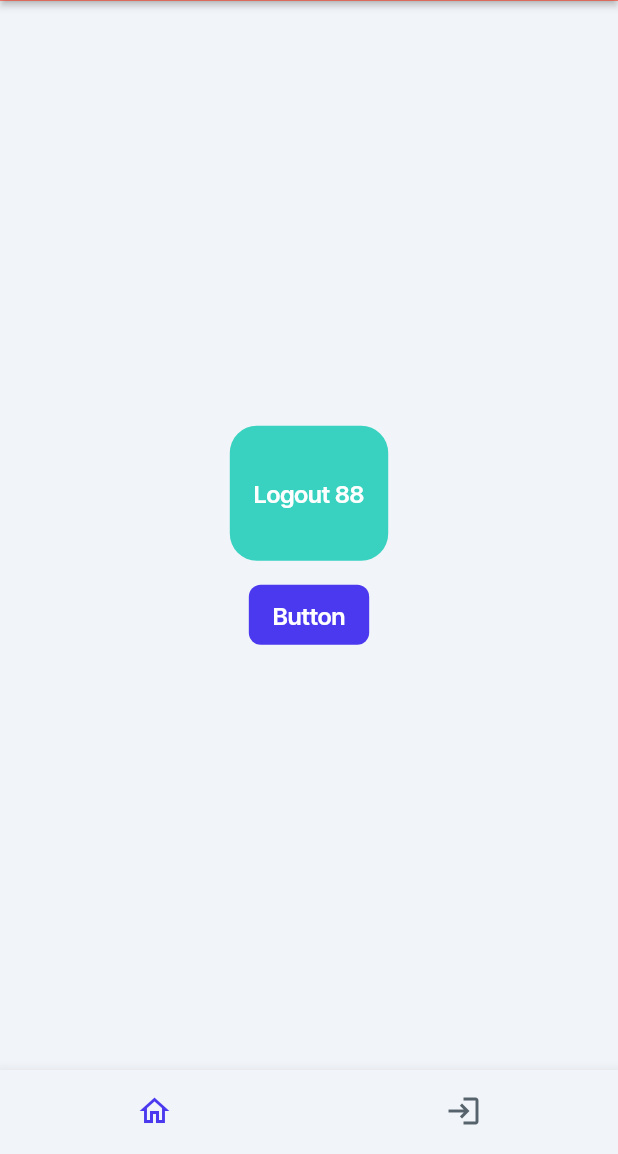
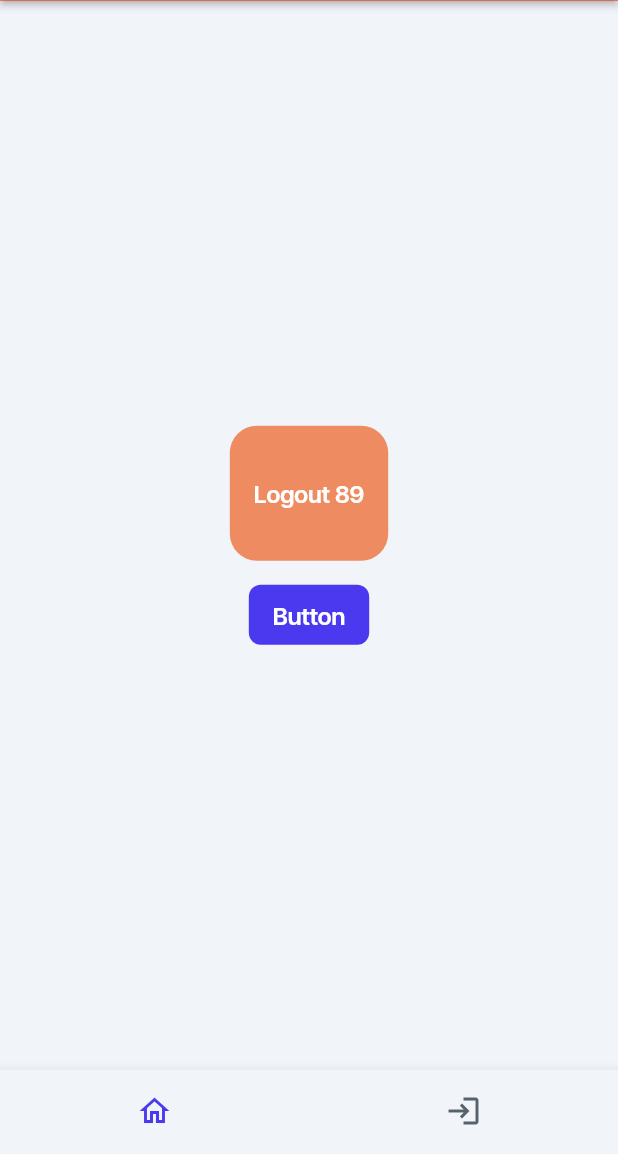
Before and after one commit to ffhr/FlutterFlowBenchmark, a Flutter app: the screen it shows once a user with an empty profile is signed in, on a phone screen of 412 x 824 dp, the part 82-1236 px from its top. Run offline on Flutter 3.47's test engine with Material 3 defaults, Android fonts, the phone set to English and light mode, and no system bars; drawn by our look-alikes of auto_size_text; our stand-ins replace firebase_auth, firebase_core, font_awesome_flutter, from_css_color, go_router, google_fonts and 6 more; missing offline and left inert: json_path; accounts and stored records are empty; statements that could not run were skipped.

Commit message:
Updating to latest FlutterFlow output.

```diff
--- a/lib/pages/home_page/home_page_widget.dart
+++ b/lib/pages/home_page/home_page_widget.dart
@@ -77,14 +77,14 @@ class _HomePageWidgetState extends State<HomePageWidget> {
 
                     context.goNamedAuth('LoginPage', context.mounted);
                   },
-                  text: 'Logout 88',
+                  text: 'Logout 89',
                   options: FFButtonOptions(
                     height: 90.0,
                     padding:
                         EdgeInsetsDirectional.fromSTEB(16.0, 0.0, 16.0, 0.0),
                     iconPadding:
                         EdgeInsetsDirectional.fromSTEB(0.0, 0.0, 0.0, 0.0),
-                    color: FlutterFlowTheme.of(context).secondary,
+                    color: FlutterFlowTheme.of(context).tertiary,
                     textStyle: FlutterFlowTheme.of(context).titleSmall.override(
                           fontFamily: 'Inter Tight',
                           color: Colors.white,
```
